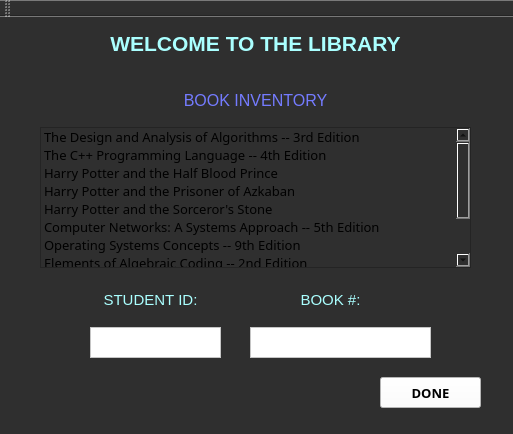
Above: Project 4/mainwindow.ui from ecdev456/Nonogram-SE before the change. Below: the same form after it.
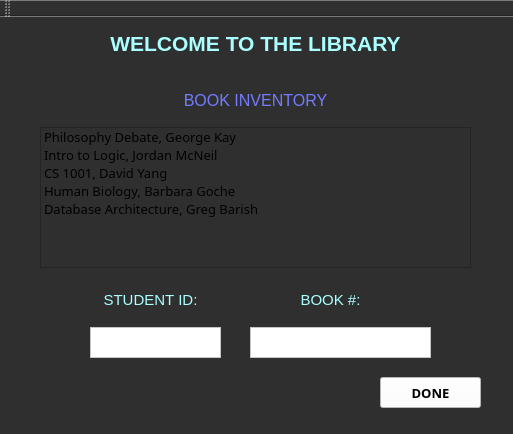
That is the form after the change.

The edit to the form file:
```diff
--- a/Project 4/mainwindow.ui
+++ b/Project 4/mainwindow.ui
@@ -54,7 +54,7 @@
     </property>
     <item>
      <property name="text">
-      <string>The Design and Analysis of Algorithms -- 3rd Edition</string>
+      <string>Philosophy Debate, George Kay</string>
      </property>
      <property name="font">
       <font>
@@ -85,7 +85,7 @@
     </item>
     <item>
      <property name="text">
-      <string>The C++ Programming Language -- 4th Edition</string>
+      <string>Intro to Logic, Jordan McNeil</string>
      </property>
      <property name="font">
       <font>
@@ -105,7 +105,7 @@
     </item>
     <item>
      <property name="text">
-      <string>Harry Potter and the Half Blood Prince </string>
+      <string>CS 1001, David Yang</string>
      </property>
      <property name="font">
       <font>
@@ -125,7 +125,7 @@
     </item>
     <item>
      <property name="text">
-      <string>Harry Potter and the Prisoner of Azkaban</string>
+      <string>Human Biology, Barbara Goche</string>
      </property>
      <property name="font">
       <font>
@@ -145,116 +145,7 @@
     </item>
     <item>
      <property name="text">
-      <string>Harry Potter and the Sorceror's Stone</string>
-     </property>
-     <property name="font">
-      <font>
-       <family>Plantagenet Cherokee</family>
-       <pointsize>10</pointsize>
-      </font>
-     </property>
-     <property name="foreground">
-      <brush brushstyle="NoBrush">
-       <color alpha="255">
-        <red>231</red>
-        <green>0</green>
-        <blue>0</blue>
-       </color>
-      </brush>
-     </property>
-    </item>
-    <item>
-     <property name="text">
-      <string>Computer Networks: A Systems Approach -- 5th Edition</string>
-     </property>
-     <property name="font">
-      <font>
-       <family>Plantagenet Cherokee</family>
-       <pointsize>10</pointsize>
-      </font>
-     </property>
-     <property name="foreground">
-      <brush brushstyle="NoBrush">
-       <color alpha="255">
-        <red>231</red>
-        <green>0</green>
-        <blue>0</blue>
-       </color>
-      </brush>
-     </property>
-    </item>
-    <item>
-     <property name="text">
-      <string>Operating Systems Concepts -- 9th Edition</string>
-     </property>
-     <property name="font">
-      <font>
-       <family>Plantagenet Cherokee</family>
-       <pointsize>10</pointsize>
-      </font>
-     </property>
-     <property name="background">
-      <brush brushstyle="NoBrush">
-       <color alpha="255">
-        <red>255</red>
-        <green>0</green>
-        <blue>0</blue>
-       </color>
-      </brush>
-     </property>
-     <property name="foreground">
-      <brush brushstyle="NoBrush">
-       <color alpha="255">
-        <red>234</red>
-        <green>0</green>
-        <blue>0</blue>
-       </color>
-      </brush>
-     </property>
-    </item>
-    <item>
-     <property name="text">
-      <string>Elements of Algebraic Coding -- 2nd Edition</string>
-     </property>
-     <property name="font">
-      <font>
-       <family>Plantagenet Cherokee</family>
-       <pointsize>10</pointsize>
-      </font>
-     </property>
-     <property name="foreground">
-      <brush brushstyle="NoBrush">
-       <color alpha="255">
-        <red>234</red>
-        <green>0</green>
-        <blue>0</blue>
-       </color>
-      </brush>
-     </property>
-    </item>
-    <item>
-     <property name="text">
-      <string>The Notebook</string>
-     </property>
-     <property name="font">
-      <font>
-       <family>Plantagenet Cherokee</family>
-       <pointsize>10</pointsize>
-      </font>
-     </property>
-     <property name="foreground">
-      <brush brushstyle="NoBrush">
-       <color alpha="255">
-        <red>231</red>
-        <green>0</green>
-        <blue>0</blue>
-       </color>
-      </brush>
-     </property>
-    </item>
-    <item>
-     <property name="text">
-      <string>The Lucky One</string>
+      <string>Database Architecture, Greg Barish</string>
      </property>
      <property name="font">
       <font>
```
